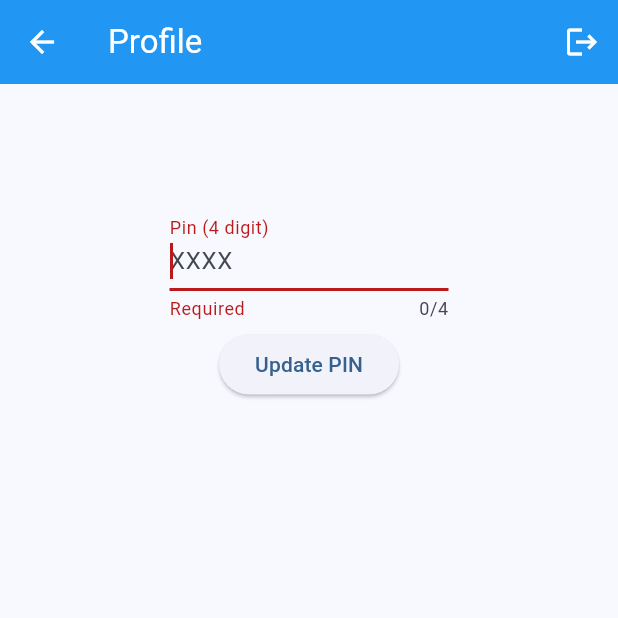
After one commit to rudrakshya/TOA, a Flutter app: the Profile screen opened directly, after a tap on "Update PIN", on a phone screen of 412 x 824 dp, the top half of it. The commit adds this screen. Run offline on Flutter 3.47's test engine with Material 2 defaults, Android fonts, the phone set to English and light mode, and no system bars; our stand-ins replace auto_size_text, flutter_dotenv, flutter_slidable, hive, jwt_decoder, qr_flutter and 1 more; missing offline and left inert: qr_code_scanner; accounts and stored records are empty; network calls fail.

Commit message:
update pin, logout completed.

```diff
--- /dev/null
+++ b/lib/api/user_api.dart
@@ -0,0 +1,75 @@
+import 'dart:convert';
+import 'dart:io';
+import 'package:flutter_dotenv/flutter_dotenv.dart';
+import 'package:http/http.dart' as http;
+import 'package:toa/models/user_model.dart';
+import 'package:toa/services/token_storage.dart';
+import '../models/save_return.dart';
+import './check_token_expiry.dart';
+
+class UserApi {
+  Future<SaveReturn> updatePassword(String pin) async {
+    late String? baseUrl = dotenv.env['BASE_URL'];
+    Map<String, dynamic> tokenObj = await CheckTokenExpiry().checkExpiry();
+    // print(tokenObj);
+    var token = tokenObj.values.first;
+    // Convert DateTime to ISO 8601 String
+    var id = await TokenStorage().readByKey("id");
+
+    final response = await http.put(
+      Uri.parse("$baseUrl/user/updatePassword"),
+      headers: {
+        HttpHeaders.contentTypeHeader: 'application/json',
+        "accept": "application/json",
+        "Authorization": "Bearer $token",
+      },
+      body: jsonEncode(<String, dynamic>{
+        "password": pin,
+        "id": id,
+      }),
+    );
+
+    // print(response.body);
+    if (response.statusCode == 200) {
+      SaveReturn resposneJson = SaveReturn.fromJson(jsonDecode(response.body));
+      return resposneJson;
+    } else if (response.statusCode == 403) {
+      throw Exception(response.body);
+    } else {
+      throw Exception('Error');
+    }
+  }
+
+  Future<UserModel> getUserById() async {
+    var baseUrl = dotenv.env['BASE_URL'];
+    // print(token);
+    Map<String, dynamic> tokenObj = await CheckTokenExpiry().checkExpiry();
+    var token = tokenObj.values.first;
+
+    var id = await TokenStorage().readByKey("id");
+
+    Map<String, String> headers = {
+      HttpHeaders.contentTypeHeader: "application/json",
+      "Accept": "application/json",
+      "Authorization": "Bearer $token",
+    };
+
+    final uri = Uri.parse(
+      "$baseUrl/user/findById?id=$id",
+    );
+    // print(uri);
+    final response = await http.get(
+      uri,
+      headers: headers,
+    );
+
+    if (response.statusCode == 200) {
+      final userModel = userModelFromJson(response.body);
+      return userModel;
+    } else if (response.statusCode == 404) {
+      throw Exception('User not registered');
+    } else {
+      throw Exception('Error');
+    }
+  }
+}
--- a/lib/api/vehicle_api.dart
+++ b/lib/api/vehicle_api.dart
@@ -3,9 +3,9 @@ import 'dart:io';
 
 import 'package:flutter_dotenv/flutter_dotenv.dart';
 import 'package:intl/intl.dart';
-import 'package:toa/models/save_return.dart';
 import 'package:http/http.dart' as http;
 
+import '../models/save_return.dart';
 import '../models/vehicle_model.dart';
 import './check_token_expiry.dart';
 
--- a/lib/main.dart
+++ b/lib/main.dart
@@ -3,6 +3,7 @@ import 'package:flutter/material.dart';
 import 'package:flutter_dotenv/flutter_dotenv.dart';
 import 'package:hive/hive.dart';
 import 'package:path_provider/path_provider.dart';
+import 'package:toa/modules/profile/profile.dart';
 import '../modules/Vehicle/vehicle.dart';
 import './modules/Dashboard/dashboard.dart';
 import './modules/scanner/scanner.dart';
@@ -85,6 +86,13 @@ class _MyAppState extends State<MyApp> {
             settings: settings,
           );
         }
+
+        if (settings.name == '/profile') {
+          return CupertinoPageRoute(
+            builder: (context) => const Profile(),
+            settings: settings,
+          );
+        }
         // Handle other routes or return null
         return null;
       },
--- /dev/null
+++ b/lib/models/user_model.dart
@@ -0,0 +1,37 @@
+// To parse this JSON data, do
+//
+//     final userModel = userModelFromJson(jsonString);
+
+import 'dart:convert';
+
+UserModel userModelFromJson(String str) => UserModel.fromJson(json.decode(str));
+
+String userModelToJson(UserModel data) => json.encode(data.toJson());
+
+class UserModel {
+  String id;
+  String fullName;
+  String username;
+  String userType;
+
+  UserModel({
+    required this.id,
+    required this.fullName,
+    required this.username,
+    required this.userType,
+  });
+
+  factory UserModel.fromJson(Map<String, dynamic> json) => UserModel(
+        id: json["id"],
+        fullName: json["full_name"],
+        username: json["username"],
+        userType: json["user_type"],
+      );
+
+  Map<String, dynamic> toJson() => {
+        "id": id,
+        "full_name": fullName,
+        "username": username,
+        "user_type": userType,
+      };
+}
--- /dev/null
+++ b/lib/modules/profile/profile.dart
@@ -0,0 +1,165 @@
+import 'package:flutter/material.dart';
+import 'package:toa/api/user_api.dart';
+import 'package:toa/services/token_storage.dart';
+
+import '../scanner/scanner.dart';
+
+class Profile extends StatefulWidget {
+  const Profile({super.key});
+
+  @override
+  State<Profile> createState() => _ProfileState();
+}
+
+class _ProfileState extends State<Profile> {
+  late String mobileNumber = "";
+  late String fullName = "";
+  late String userType = "";
+
+  final TextEditingController _password = TextEditingController();
+  late bool _validate = true;
+
+  @override
+  void initState() {
+    getProfile();
+    super.initState();
+  }
+
+  void getProfile() async {
+    try {
+      var user = await UserApi().getUserById();
+      setState(() {
+        fullName = user.fullName;
+        mobileNumber = user.username;
+        userType = user.userType;
+      });
+    } catch (e) {
+      Exception(e.toString());
+    } finally {}
+  }
+
+  bool _validateField() {
+    if (_password.text.length != 4) {
+      setState(() {
+        _validate = false;
+      });
+      return false;
+    } else {
+      setState(() {
+        _validate = true;
+      });
+      return true;
+    }
+  }
+
+  void updatePassword() async {
+    if (_validateField()) {
+      var passwordRes = await UserApi().updatePassword(_password.text);
+
+      if (passwordRes.status == 200) {
+        setState(() {
+          _password.text = "";
+        });
+        callAlert();
+      }
+    }
+  }
+
+  void callAlert() {
+    showSimpleDialog(context);
+  }
+
+  void showSimpleDialog(BuildContext context) {
+    showDialog(
+      context: context,
+      builder: (BuildContext context) {
+        return AlertDialog(
+          title: const Text('Updated'),
+          content: const Text('Login PIN successfully updated'),
+          actions: <Widget>[
+            TextButton(
+              child: const Text('OK'),
+              onPressed: () {
+                Navigator.of(context).pop(); // Dismiss the dialog
+              },
+            ),
+          ],
+        );
+      },
+    );
+  }
+
+  void logout() async {
+    await TokenStorage().deleteAll();
+    navigateDashboard();
+  }
+
+  void navigateDashboard() {
+    // Navigator.pushReplacementNamed(context, '/');
+    Navigator.pushAndRemoveUntil(
+      context,
+      MaterialPageRoute(
+        builder: (context) => const Scanner(),
+      ), // Replace with your destination Widget
+      (Route<dynamic> route) => false, // Remove all previous routes
+    );
+  }
+
+  @override
+  Widget build(BuildContext context) {
+    return GestureDetector(
+      onTap: () {
+        // Call this method here to hide keyboard and unfocus text field
+        FocusScope.of(context).requestFocus(FocusNode());
+      },
+      child: Scaffold(
+        appBar: AppBar(
+          title: const Text("Profile"),
+          actions: [
+            IconButton(
+              icon: const Icon(Icons.logout),
+              onPressed: logout,
+            ),
+          ],
+        ),
+        body: Container(
+          width: MediaQuery.of(context).size.width,
+          padding: const EdgeInsets.all(10),
+          child: Column(
+            children: [
+              Text(mobileNumber),
+              Text(fullName),
+              const SizedBox(height: 20),
+              Container(
+                padding: EdgeInsets.fromLTRB(
+                  MediaQuery.of(context).size.width * 0.25,
+                  10,
+                  MediaQuery.of(context).size.width * 0.25,
+                  5,
+                ),
+                child: TextField(
+                  enableSuggestions: false,
+                  autocorrect: false,
+                  keyboardType: TextInputType.number,
+                  decoration: InputDecoration(
+                    labelText: "Pin (4 digit)",
+                    hintText: "XXXX",
+                    errorText: _validate ? null : "Required",
+                  ),
+                  controller: _password,
+                  autofocus: true,
+                  maxLength: 4,
+                  onChanged: (value) => _validateField(),
+                ),
+              ),
+              ElevatedButton(
+                onPressed: updatePassword,
+                child: const Text("Update PIN"),
+              ),
+            ],
+          ),
+        ),
+      ),
+    );
+  }
+}
```
Also changed, not shown: lib/modules/Dashboard/dashboard.dart (+8 -0 lines).
